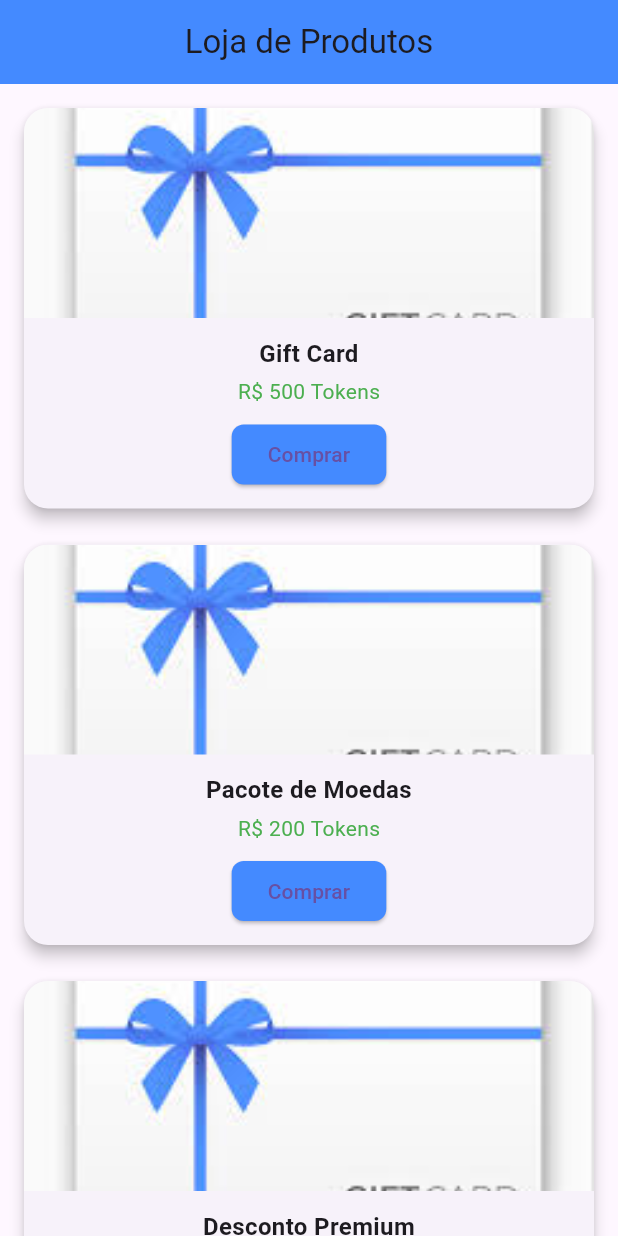
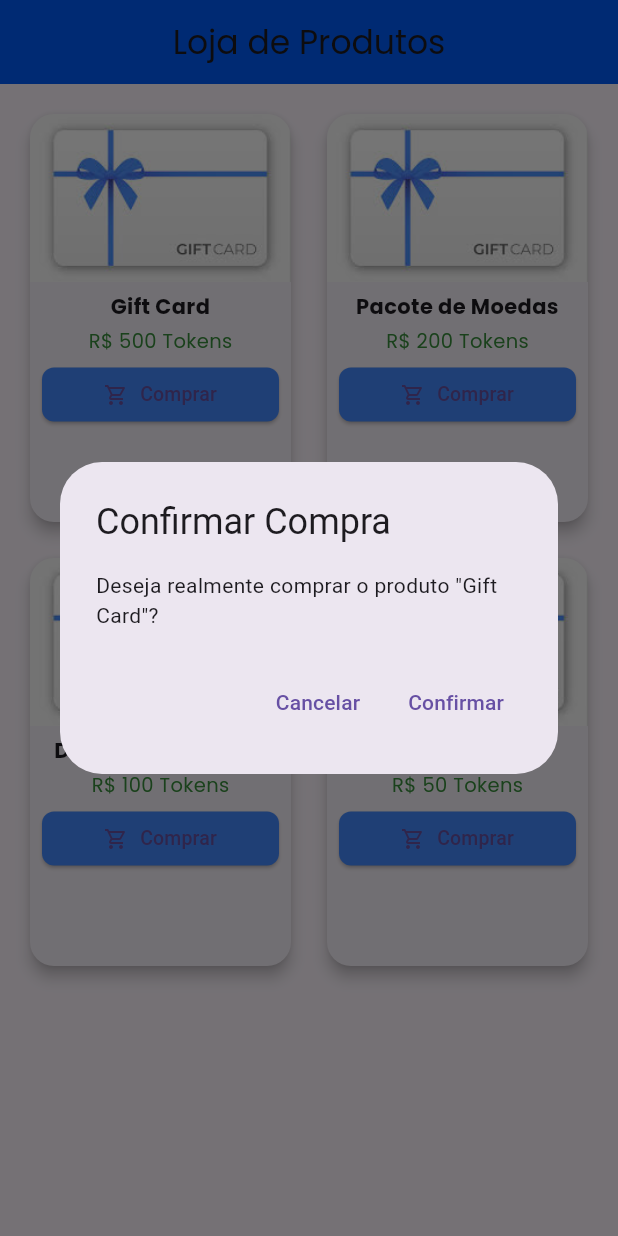
Before and after one commit to thiago0-08/TDL_Lembretes, a Flutter app: the LojaPage screen opened directly, after a tap on "Comprar", on a phone screen of 412 x 824 dp. Run offline on Flutter 3.47's test engine with Material 3 defaults, Android fonts, the phone set to English and light mode, and no system bars; our stand-ins replace google_fonts.

Commit message:
melhoria no layout da loja

```diff
--- a/lib/pages/Loja.dart
+++ b/lib/pages/Loja.dart
@@ -1,4 +1,5 @@
 import 'package:flutter/material.dart';
+import 'package:google_fonts/google_fonts.dart';
 
 class LojaPage extends StatelessWidget {
   final List<Map<String, dynamic>> produtos = [
@@ -17,28 +18,39 @@ class LojaPage extends StatelessWidget {
       'preco': 'R\$ 100 Tokens',
       'imagem': 'assets/giftcard.jpg',
     },
+    {
+      'nome': 'Super Oferta',
+      'preco': 'R\$ 50 Tokens',
+      'imagem': 'assets/giftcard.jpg',
+    },
   ];
 
   @override
   Widget build(BuildContext context) {
+    final screenWidth = MediaQuery.of(context).size.width;
+    final crossAxisCount = screenWidth < 600 ? 2 : 4;
+
     return Scaffold(
       appBar: AppBar(
-        title: Text("Loja de Produtos"),
-        backgroundColor: Colors.blueAccent,
+        title: Text("Loja de Produtos", style: GoogleFonts.poppins()),
+        backgroundColor: const Color.fromARGB(255, 0, 92, 250),
         centerTitle: true,
       ),
-      body: ListView.builder(
-        padding: const EdgeInsets.all(12),
+      body: GridView.builder(
+        padding: const EdgeInsets.all(16),
         itemCount: produtos.length,
+        gridDelegate: SliverGridDelegateWithFixedCrossAxisCount(
+          crossAxisCount: crossAxisCount,
+          crossAxisSpacing: 16,
+          mainAxisSpacing: 16,
+          childAspectRatio: 0.65, // Aqui ajusta a altura dos cards
+        ),
         itemBuilder: (context, index) {
           final produto = produtos[index];
-          return Padding(
-            padding: const EdgeInsets.only(bottom: 16.0),
-            child: ProdutoCard(
+          return ProdutoCard(
             nome: produto['nome'],
             preco: produto['preco'],
             imagem: produto['imagem'],
-            ),
           );
         },
       ),
@@ -59,40 +71,105 @@ class ProdutoCard extends StatelessWidget {
 
   @override
   Widget build(BuildContext context) {
+    return LayoutBuilder(
+      builder: (context, constraints) {
         return Card(
           elevation: 4,
-      shape: RoundedRectangleBorder(borderRadius: BorderRadius.circular(16)),
+          shape: RoundedRectangleBorder(
+            borderRadius: BorderRadius.circular(16),
+          ),
           child: Column(
-        crossAxisAlignment: CrossAxisAlignment.stretch,
             children: [
               ClipRRect(
-            borderRadius: BorderRadius.vertical(top: Radius.circular(16)),
-            child: Image.asset(imagem, fit: BoxFit.cover, height: 140),
+                borderRadius: const BorderRadius.vertical(
+                  top: Radius.circular(16),
+                ),
+                child: Image.asset(
+                  imagem,
+                  height: constraints.maxHeight * 0.4, // 40% da altura total
+                  width: double.infinity,
+                  fit: BoxFit.cover,
+                ),
               ),
               Padding(
-            padding: const EdgeInsets.all(12.0),
+                padding: const EdgeInsets.symmetric(horizontal: 8, vertical: 6),
                 child: Column(
                   children: [
                     Text(
                       nome,
-                  style: TextStyle(fontSize: 16, fontWeight: FontWeight.bold),
+                      style: GoogleFonts.poppins(
+                        fontSize: 14,
+                        fontWeight: FontWeight.bold,
+                      ),
                       textAlign: TextAlign.center,
+                      maxLines: 2,
+                      overflow: TextOverflow.ellipsis,
                     ),
-                SizedBox(height: 4),
+                    const SizedBox(height: 4),
                     Text(
                       preco,
-                  style: TextStyle(fontSize: 14, color: Colors.green),
+                      style: GoogleFonts.poppins(
+                        fontSize: 13,
+                        color: Colors.green[700],
                       ),
-                SizedBox(height: 8),
-                ElevatedButton(
-                  onPressed: () {},
+                    ),
+                    const SizedBox(height: 8),
+                    SizedBox(
+                      width: double.infinity,
+                      height: 36,
+                      child: ElevatedButton.icon(
+                        onPressed: () {
+                          showDialog<String>(
+                            context: context,
+                            builder:
+                                (BuildContext context) => AlertDialog(
+                                  title: Text('Confirmar Compra'),
+                                  content: Text(
+                                    'Deseja realmente comprar o produto "$nome"?',
+                                  ),
+                                  actions: <Widget>[
+                                    TextButton(
+                                      onPressed:
+                                          () => Navigator.pop(
+                                            context,
+                                            'Cancelar',
+                                          ),
+                                      child: const Text('Cancelar'),
+                                    ),
+                                    TextButton(
+                                      onPressed: () {
+                                        Navigator.pop(context, 'Confirmar');
+
+                                        ScaffoldMessenger.of(
+                                          context,
+                                        ).showSnackBar(
+                                          SnackBar(
+                                            content: Text('Compra confirmada!'),
+                                          ),
+                                        );
+                                      },
+                                      child: const Text('Confirmar'),
+                                    ),
+                                  ],
+                                ),
+                          );
+                        },
+                        icon: const Icon(
+                          Icons.shopping_cart_outlined,
+                          size: 16,
+                        ),
+                        label: const Text(
+                          "Comprar",
+                          style: TextStyle(fontSize: 13),
+                        ),
                         style: ElevatedButton.styleFrom(
                           backgroundColor: Colors.blueAccent,
                           shape: RoundedRectangleBorder(
                             borderRadius: BorderRadius.circular(8),
                           ),
+                          padding: const EdgeInsets.symmetric(horizontal: 4),
                         ),
-                  child: Text("Comprar"),
+                      ),
                     ),
                   ],
                 ),
@@ -100,5 +177,7 @@ class ProdutoCard extends StatelessWidget {
             ],
           ),
         );
+      },
+    );
   }
 }
```
Lines whose indentation alone changed are shown as unchanged.
